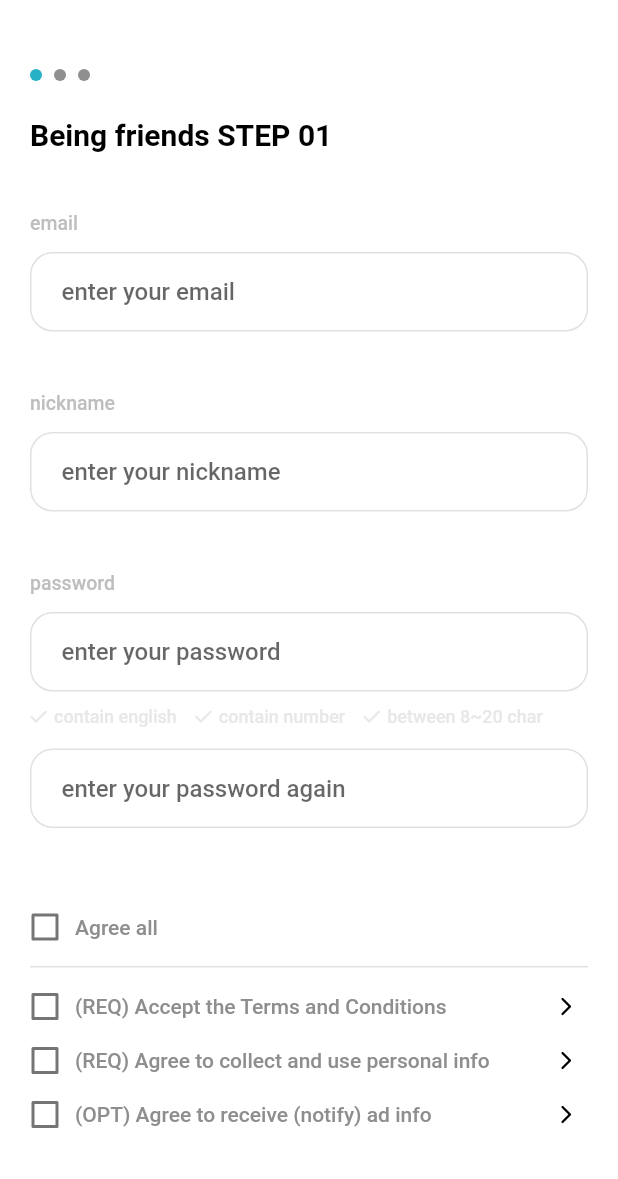
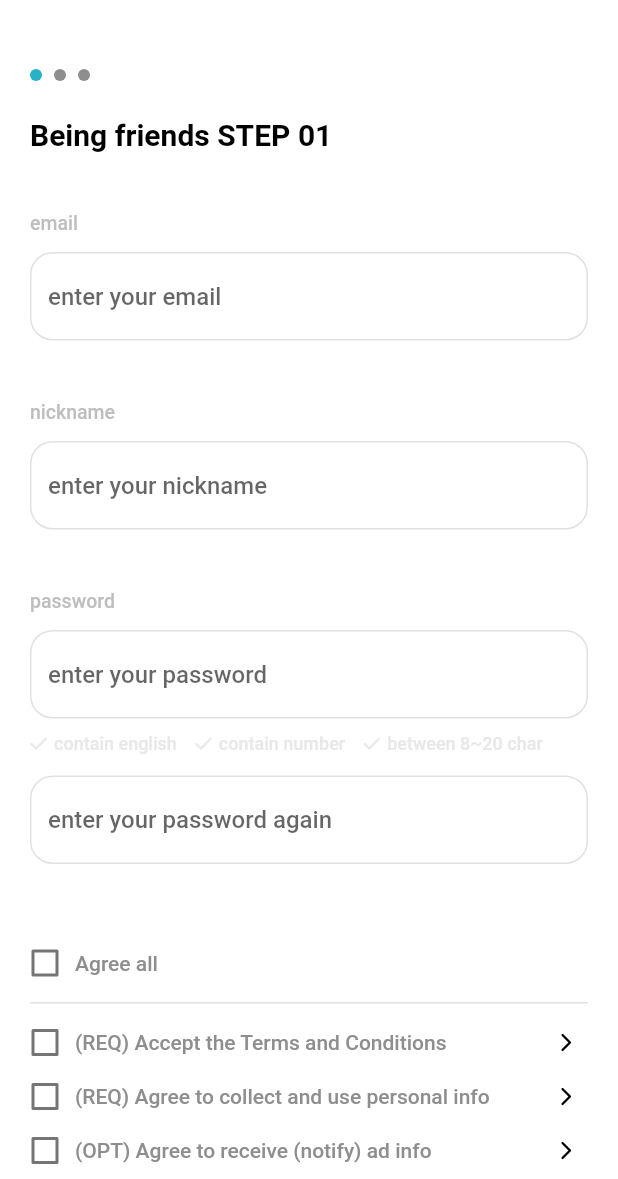
Before and after one commit to suldak/suldak-flutter, a Flutter app: the screen it shows after launch, after a tap on "이메일로 로그인", on a phone screen of 412 x 824 dp, the part 57-1236 px from its top. Run offline on Flutter 3.47's test engine with Material 2 defaults, Android fonts, the phone set to English and light mode, and no system bars; drawn by our look-alikes of smooth_page_indicator; our stand-ins replace dio, flutter_svg, get, get_storage; missing offline and left inert: datepicker_dropdown; Roboto replaces fonts that are missing (Pretendard).

Commit message:
text field 부분 구조 변경

```diff
--- a/lib/presentation/sign_up_info_input/email_step_1/email_step_1_controller.dart
+++ b/lib/presentation/sign_up_info_input/email_step_1/email_step_1_controller.dart
@@ -1,5 +1,7 @@
 import 'package:flutter/material.dart';
 import 'package:get/get.dart';
+
+import '../../../config/colors.dart';
 
 class EmailStep1Controller extends GetxController {
   static EmailStep1Controller get to => Get.find();
@@ -48,7 +50,35 @@ class EmailStep1Controller extends GetxController {
 
   // -----------------------------------------------
 
+  /// 이메일 입력창 focus 여부
+  Rx<bool> isEmailFocused = false.obs;
+
+  /// 닉네임 입력창 focus 여부
+  Rx<bool> isNicknameFocused = false.obs;
+
+  /// 비밀번호 입력창 focus 여부
+  Rx<bool> isPasswordFocused = false.obs;
+
+  /// 이메일 입력창 focus node
+  FocusNode emailFocusNode = FocusNode();
+
+  /// 닉네임 입력창 focus node
+  FocusNode nicknameFocusNode = FocusNode();
+
+  /// 비밀번호 입력창 focus node
+  FocusNode passwordFocusNode = FocusNode();
+
   String password = '';
+
+  final InputBorder textFieldBorder = OutlineInputBorder(
+    borderRadius: BorderRadius.circular(15),
+    borderSide: BorderSide(color: AppColors.grey[40] ?? AppColors.grey),
+  );
+
+  final InputBorder focusedTextFieldBorder = OutlineInputBorder(
+    borderRadius: BorderRadius.circular(15),
+    borderSide: const BorderSide(color: AppColors.primary),
+  );
 
   // Functions ▼ ------------------------------------------------------
 
@@ -159,4 +189,33 @@ class EmailStep1Controller extends GetxController {
   }
 
   // Life Cycle ▼ ------------------------------------------------------
+
+  @override
+  void onInit() {
+    super.onInit();
+
+    emailFocusNode.addListener(() {
+      if (emailFocusNode.hasFocus) {
+        isEmailFocused.value = true;
+      } else {
+        isEmailFocused.value = false;
+      }
+    });
+
+    nicknameFocusNode.addListener(() {
+      if (nicknameFocusNode.hasFocus) {
+        isNicknameFocused.value = true;
+      } else {
+        isNicknameFocused.value = false;
+      }
+    });
+
+    passwordFocusNode.addListener(() {
+      if (passwordFocusNode.hasFocus) {
+        isPasswordFocused.value = true;
+      } else {
+        isPasswordFocused.value = false;
+      }
+    });
+  }
 }
--- a/lib/presentation/sign_up_info_input/email_step_1/email_step_1_page.dart
+++ b/lib/presentation/sign_up_info_input/email_step_1/email_step_1_page.dart
@@ -78,115 +78,112 @@ class EmailStep1Page extends GetView<EmailStep1Controller> {
 
   /// 이메일 입력 text input 위젯
   Widget buildEmailWidget() {
-    return Column(
+    return Obx(
+      () => Column(
         crossAxisAlignment: CrossAxisAlignment.start,
         children: [
           Text(
             'email'.tr,
             style: TextStyle(
-            color: AppColors.grey[50],
+              color: controller.isEmailFocused.value
+                  ? AppColors.primary
+                  : AppColors.grey[50],
               fontSize: 13,
               fontWeight: FontWeight.w500,
             ),
           ),
           const SizedBox(height: 12),
-        Container(
-          padding: const EdgeInsets.symmetric(vertical: 16, horizontal: 20),
-          decoration: BoxDecoration(
-            border: Border.all(
-              width: 1,
-              color: AppColors.grey[40] ?? AppColors.grey,
-            ),
-            borderRadius: BorderRadius.circular(15),
-          ),
-          child: TextField(
+          TextField(
+            focusNode: controller.emailFocusNode,
             maxLines: 1,
             style: const TextStyle(
               color: Colors.black,
               fontSize: 16,
               fontWeight: FontWeight.w500,
             ),
-            decoration: InputDecoration.collapsed(hintText: 'input_email'.tr),
+            decoration: InputDecoration(
+              border: controller.textFieldBorder,
+              enabledBorder: controller.textFieldBorder,
+              focusedBorder: controller.focusedTextFieldBorder,
+              hintText: 'input_email'.tr,
+            ),
             onChanged: controller.onEmailTextChanged,
           ),
+        ],
       ),
-      ],
     );
   }
 
   /// 닉네임 설정 text input 위젯
   Widget buildNicknameWidget() {
-    return Column(
+    return Obx(
+      () => Column(
         crossAxisAlignment: CrossAxisAlignment.start,
         children: [
           Text(
             'nickname'.tr,
             style: TextStyle(
-            color: AppColors.grey[50],
+              color: controller.isNicknameFocused.value
+                  ? AppColors.primary
+                  : AppColors.grey[50],
               fontSize: 13,
               fontWeight: FontWeight.w500,
             ),
           ),
           const SizedBox(height: 12),
-        Container(
-          padding: const EdgeInsets.symmetric(vertical: 16, horizontal: 20),
-          decoration: BoxDecoration(
-            border: Border.all(
-              width: 1,
-              color: AppColors.grey[40] ?? AppColors.grey,
-            ),
-            borderRadius: BorderRadius.circular(15),
-          ),
-          child: TextField(
+          TextField(
+            focusNode: controller.nicknameFocusNode,
             maxLines: 1,
             style: const TextStyle(
               color: Colors.black,
               fontSize: 16,
               fontWeight: FontWeight.w500,
             ),
-            decoration:
-                InputDecoration.collapsed(hintText: 'input_nickname'.tr),
+            decoration: InputDecoration(
+              border: controller.textFieldBorder,
+              enabledBorder: controller.textFieldBorder,
+              focusedBorder: controller.focusedTextFieldBorder,
+              hintText: 'input_nickname'.tr,
+            ),
             onChanged: controller.onNickNameTextChanged,
           ),
+        ],
       ),
-      ],
     );
   }
 
   /// 비밀번호 입력 text input 위젯
   Widget buildPasswordWidget() {
-    return Column(
+    return Obx(
+      () => Column(
         crossAxisAlignment: CrossAxisAlignment.start,
         children: [
           Text(
             'password'.tr,
             style: TextStyle(
-            color: AppColors.grey[50],
+              color: controller.isPasswordFocused.value
+                  ? AppColors.primary
+                  : AppColors.grey[50],
               fontSize: 13,
               fontWeight: FontWeight.w500,
             ),
           ),
           const SizedBox(height: 12),
-        Container(
-          padding: const EdgeInsets.symmetric(vertical: 16, horizontal: 20),
-          decoration: BoxDecoration(
-            border: Border.all(
-              width: 1,
-              color: AppColors.grey[40] ?? AppColors.grey,
-            ),
-            borderRadius: BorderRadius.circular(15),
-          ),
-          child: TextField(
+          TextField(
+            focusNode: controller.passwordFocusNode,
             maxLines: 1,
             style: const TextStyle(
               color: Colors.black,
               fontSize: 16,
               fontWeight: FontWeight.w500,
             ),
-            decoration:
-                InputDecoration.collapsed(hintText: 'input_password'.tr),
+            decoration: InputDecoration(
+              border: controller.textFieldBorder,
+              enabledBorder: controller.textFieldBorder,
+              focusedBorder: controller.focusedTextFieldBorder,
+              hintText: 'input_password'.tr,
+            ),
             onChanged: controller.onPasswordTextChanged,
-          ),
           ),
           const SizedBox(height: 10),
           Obx(
@@ -210,6 +207,7 @@ class EmailStep1Page extends GetView<EmailStep1Controller> {
             ),
           ),
         ],
+      ),
     );
   }
 
@@ -241,26 +239,20 @@ class EmailStep1Page extends GetView<EmailStep1Controller> {
 
   /// 비밀번호 확인 text input 위젯
   Widget buildPasswordCheckWidget() {
-    return Container(
-      padding: const EdgeInsets.symmetric(vertical: 16, horizontal: 20),
-      decoration: BoxDecoration(
-        border: Border.all(
-          width: 1,
-          color: AppColors.grey[40] ?? AppColors.grey,
-        ),
-        borderRadius: BorderRadius.circular(15),
-      ),
-      child: TextField(
+    return TextField(
       maxLines: 1,
       style: const TextStyle(
         color: Colors.black,
         fontSize: 16,
         fontWeight: FontWeight.w500,
       ),
-        decoration:
-            InputDecoration.collapsed(hintText: 'input_password_check'.tr),
+      decoration: InputDecoration(
+        border: controller.textFieldBorder,
+        enabledBorder: controller.textFieldBorder,
+        focusedBorder: controller.focusedTextFieldBorder,
+        hintText: 'input_password_check'.tr,
+      ),
       onChanged: controller.onPasswordCheckTextChanged,
-      ),
     );
   }
 
--- a/lib/presentation/sign_up_info_input/social_step_1/social_step_1_controller.dart
+++ b/lib/presentation/sign_up_info_input/social_step_1/social_step_1_controller.dart
@@ -1,5 +1,7 @@
 import 'package:flutter/material.dart';
 import 'package:get/get.dart';
+
+import '../../../config/colors.dart';
 
 class SocialStep1Controller extends GetxController {
   static SocialStep1Controller get to => Get.find();
@@ -32,6 +34,16 @@ class SocialStep1Controller extends GetxController {
 
   /// 닉네임 입력창 focus node
   FocusNode nicknameFocusNode = FocusNode();
+
+  final InputBorder textFieldBorder = OutlineInputBorder(
+    borderRadius: BorderRadius.circular(15),
+    borderSide: BorderSide(color: AppColors.grey[40] ?? AppColors.grey),
+  );
+
+  final InputBorder focusedTextFieldBorder = OutlineInputBorder(
+    borderRadius: BorderRadius.circular(15),
+    borderSide: const BorderSide(color: AppColors.primary),
+  );
 
   // Functions ▼ ------------------------------------------------------
 
--- a/lib/presentation/sign_up_info_input/social_step_1/social_step_1_page.dart
+++ b/lib/presentation/sign_up_info_input/social_step_1/social_step_1_page.dart
@@ -127,18 +127,7 @@ class SocialStep1Page extends GetView<SocialStep1Controller> {
           ),
         ),
         const SizedBox(height: 12),
-        Container(
-          padding: const EdgeInsets.symmetric(vertical: 16, horizontal: 20),
-          decoration: BoxDecoration(
-            border: Border.all(
-              width: 1,
-              color: controller.isNicknameInputFocused.value
-                  ? AppColors.primary
-                  : AppColors.grey[40] ?? AppColors.grey,
-            ),
-            borderRadius: BorderRadius.circular(15),
-          ),
-          child: TextField(
+        TextField(
           focusNode: controller.nicknameFocusNode,
           maxLines: 1,
           style: const TextStyle(
@@ -146,10 +135,13 @@ class SocialStep1Page extends GetView<SocialStep1Controller> {
             fontSize: 16,
             fontWeight: FontWeight.w500,
           ),
-            decoration:
-                InputDecoration.collapsed(hintText: 'input_nickname'.tr),
+          decoration: InputDecoration(
+            border: controller.textFieldBorder,
+            enabledBorder: controller.textFieldBorder,
+            focusedBorder: controller.focusedTextFieldBorder,
+            hintText: 'input_nickname'.tr,
+          ),
           onChanged: controller.onNickNameTextChanged,
-          ),
         ),
       ],
     );
--- a/lib/presentation/sign_up_info_input/step_2/step_2_page.dart
+++ b/lib/presentation/sign_up_info_input/step_2/step_2_page.dart
@@ -159,19 +159,12 @@ class Step2Page extends GetView<Step2Controller> {
   /// [isNicknameAvailable] 사용 가능 닉네임 여부 확인
   Widget buildNextButton() {
     return Obx(
-      () {
-        bool isActive = controller.isActive.value;
-        // final isAllAgree = controller.isAllReqAgree.value;
-        // final isNicknameAvailable = controller.isNicknameAvailable.value;
-        //
-        // bool isActive = isAllAgree && isNicknameAvailable;
-
-        return GestureDetector(
-          onTap: isActive ? onNextPage : null,
+      () => GestureDetector(
+        onTap: controller.isActive.value ? onNextPage : null,
         child: Container(
           padding: const EdgeInsets.symmetric(vertical: 20),
           decoration: BoxDecoration(
-              color: isActive
+            color: controller.isActive.value
                 ? AppColors.primary
                 : AppColors.primary.withOpacity(0.5),
             borderRadius: BorderRadius.circular(15),
@@ -187,8 +180,7 @@ class Step2Page extends GetView<Step2Controller> {
             ),
           ),
         ),
-        );
-      },
+      ),
     );
   }
 }
```
Lines whose indentation alone changed are shown as unchanged.
